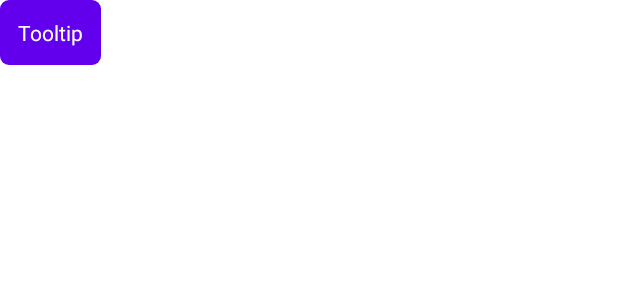
After one commit to CekDuit/android, an Android app: the layout custom_marker_view.xml on its own in the app's theme, with its tools: preview values and no code run, on a phone screen of 412 x 824 dp. The commit adds this screen. Shown: the top 300 px of the screen. Run offline under Robolectric (Android 15) with nearby library versions, the phone set to English and light mode, and no system bars.

Commit message:
Added chart view

```diff
--- a/app/build.gradle.kts
+++ b/app/build.gradle.kts
@@ -51,4 +51,6 @@ dependencies {
     testImplementation(libs.junit)
     androidTestImplementation(libs.androidx.junit)
     androidTestImplementation(libs.androidx.espresso.core)
+
+    implementation(libs.mpandroidchart)
 }
--- /dev/null
+++ b/app/src/main/java/com/cekduit/app/testdir/DummyData.kt
@@ -0,0 +1,3 @@
+package com.cekduit.app.testdir
+
+data class DummyData(val valueX: Float, val valueY: Float)
--- /dev/null
+++ b/app/src/main/res/drawable/marker_background.xml
@@ -0,0 +1,11 @@
+<?xml version="1.0" encoding="utf-8"?>
+<shape xmlns:android="http://schemas.android.com/apk/res/android"
+    android:shape="rectangle">
+    <solid android:color="#FF6200EE"/> <!-- Warna background marker -->
+    <corners android:radius="6dp"/>
+    <padding
+        android:left="4dp"
+        android:right="4dp"
+        android:top="4dp"
+        android:bottom="4dp" />
+</shape>
--- a/app/src/main/res/layout/activity_main.xml
+++ b/app/src/main/res/layout/activity_main.xml
@@ -1,7 +1,7 @@
 <?xml version="1.0" encoding="utf-8"?>
 <androidx.constraintlayout.widget.ConstraintLayout xmlns:android="http://schemas.android.com/apk/res/android"
     xmlns:app="http://schemas.android.com/apk/res-auto"
-    android:id="@+id/container"
+    android:id="@+id/main"
     android:layout_width="match_parent"
     android:layout_height="match_parent"
     android:paddingTop="?attr/actionBarSize">
--- /dev/null
+++ b/app/src/main/res/layout/custom_marker_view.xml
@@ -0,0 +1,14 @@
+<?xml version="1.0" encoding="utf-8"?>
+<LinearLayout xmlns:android="http://schemas.android.com/apk/res/android"
+    android:layout_width="wrap_content"
+    android:layout_height="wrap_content"
+    android:background="@drawable/marker_background"
+    android:orientation="vertical">
+    <TextView
+        android:id="@+id/tvContent"
+        android:layout_width="wrap_content"
+        android:layout_height="wrap_content"
+        android:padding="8dp"
+        android:text="@string/tooltip"
+        android:textColor="#FFFFFF" />
+</LinearLayout>
--- a/app/src/main/res/values/strings.xml
+++ b/app/src/main/res/values/strings.xml
@@ -3,4 +3,5 @@
     <string name="settings">Settings</string>
     <string name="transactions">Transactions</string>
     <string name="home">Home</string>
+    <string name="tooltip">Tooltip</string>
 </resources>
--- a/gradle/libs.versions.toml
+++ b/gradle/libs.versions.toml
@@ -10,6 +10,7 @@ material = "1.12.0"
 constraintlayout = "2.2.0"
 lifecycleLivedataKtx = "2.8.6"
 lifecycleViewmodelKtx = "2.8.6"
+mpandroidchart = "v3.1.0"
 navigationFragmentKtx = "2.8.3"
 navigationUiKtx = "2.8.3"
 
@@ -25,6 +26,7 @@ androidx-lifecycle-livedata-ktx = { group = "androidx.lifecycle", name = "lifecy
 androidx-lifecycle-viewmodel-ktx = { group = "androidx.lifecycle", name = "lifecycle-viewmodel-ktx", version.ref = "lifecycleViewmodelKtx" }
 androidx-navigation-fragment-ktx = { group = "androidx.navigation", name = "navigation-fragment-ktx", version.ref = "navigationFragmentKtx" }
 androidx-navigation-ui-ktx = { group = "androidx.navigation", name = "navigation-ui-ktx", version.ref = "navigationUiKtx" }
+mpandroidchart = { module = "com.github.PhilJay:MPAndroidChart", version.ref = "mpandroidchart" }
 
 [plugins]
 android-application = { id = "com.android.application", version.ref = "agp" }
--- a/settings.gradle.kts
+++ b/settings.gradle.kts
@@ -1,3 +1,5 @@
+import java.net.URI
+
 pluginManagement {
     repositories {
         google {
@@ -16,6 +18,7 @@ dependencyResolutionManagement {
     repositories {
         google()
         mavenCentral()
+        maven { url = URI.create("https://jitpack.io") }
     }
 }
 
```
Also changed, not shown: app/src/main/java/com/cekduit/app/MainActivity.kt (+9 -0 lines), app/src/main/java/com/cekduit/app/ui/components/CustomMarkerView.kt (added, +62 -0 lines), app/src/main/java/com/cekduit/app/ui/home/HomeFragment.kt (+88 -0 lines), app/src/main/res/layout/fragment_home.xml (+16 -0 lines).
